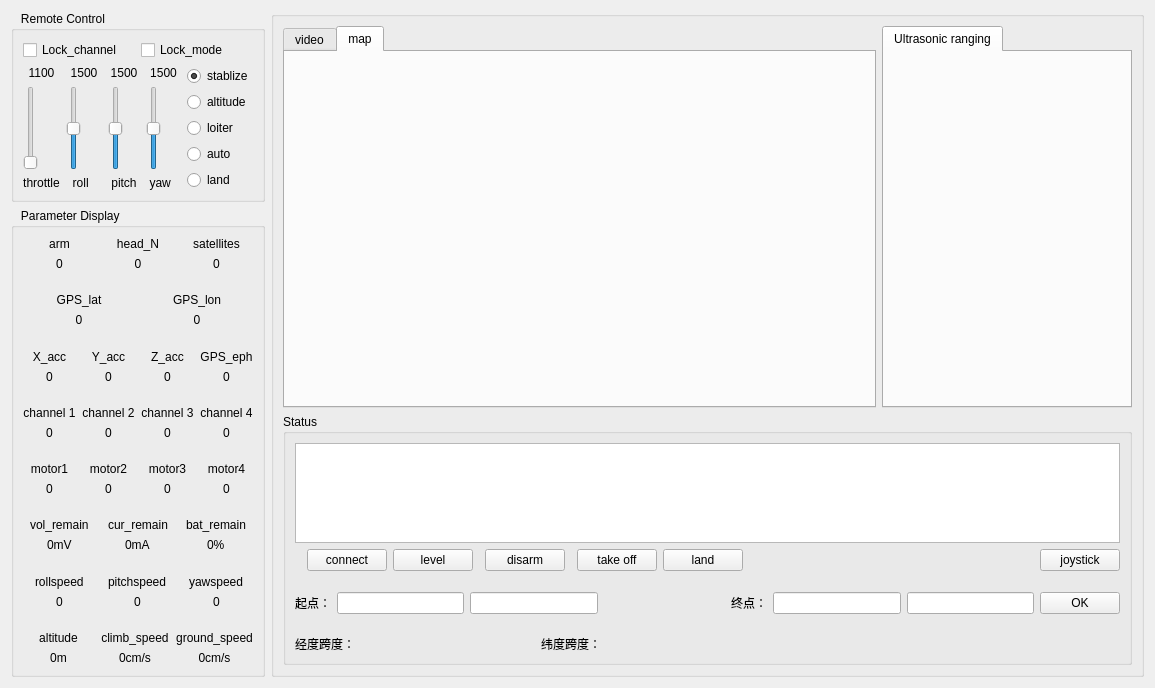
tangyuhao/Quadcopter, file GroundStation/main.ui: the form before one commit.
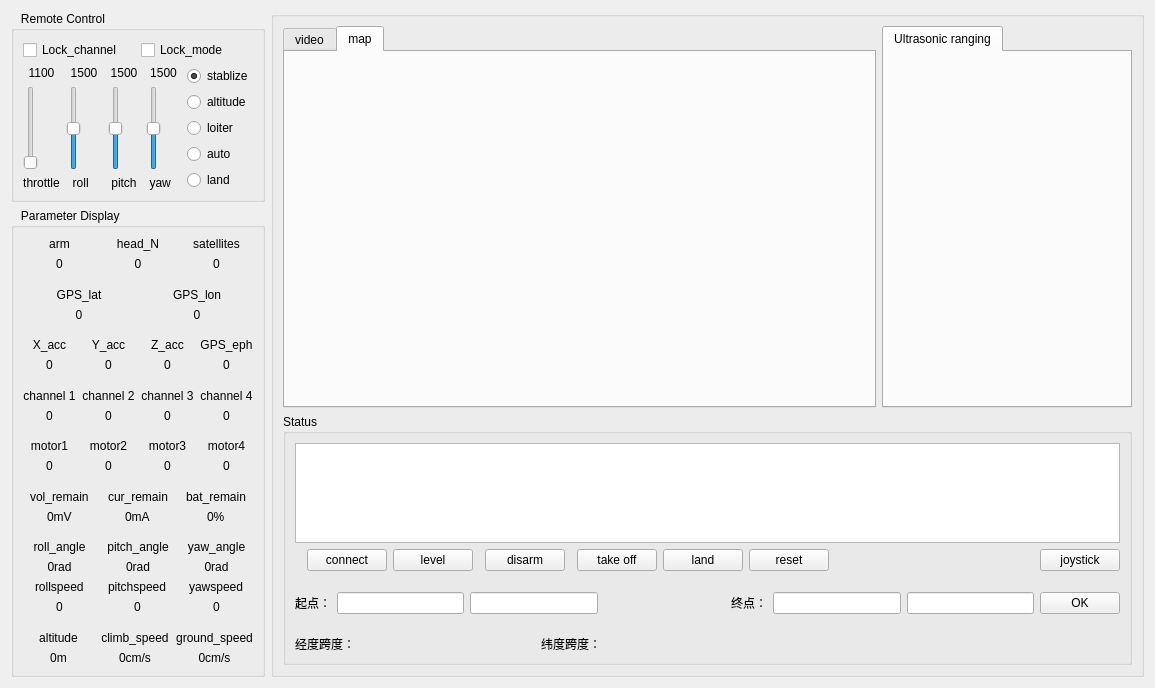
The form after the commit.

```diff
--- a/GroundStation/main.ui
+++ b/GroundStation/main.ui
@@ -334,65 +334,6 @@
         <string>   Parameter Display</string>
        </property>
        <layout class="QGridLayout" name="gridLayout_21">
-        <item row="2" column="0">
-         <spacer name="verticalSpacer">
-          <property name="orientation">
-           <enum>Qt::Vertical</enum>
-          </property>
-          <property name="sizeHint" stdset="0">
-           <size>
-            <width>20</width>
-            <height>40</height>
-           </size>
-          </property>
-         </spacer>
-        </item>
-        <item row="13" column="0">
-         <layout class="QGridLayout" name="gridLayout_20">
-          <item row="0" column="0" alignment="Qt::AlignHCenter">
-           <widget class="QLabel" name="label_57">
-            <property name="text">
-             <string>rollspeed</string>
-            </property>
-           </widget>
-          </item>
-          <item row="0" column="1" alignment="Qt::AlignHCenter">
-           <widget class="QLabel" name="label_58">
-            <property name="text">
-             <string>pitchspeed</string>
-            </property>
-           </widget>
-          </item>
-          <item row="0" column="2" alignment="Qt::AlignHCenter">
-           <widget class="QLabel" name="label_59">
-            <property name="text">
-             <string>yawspeed</string>
-            </property>
-           </widget>
-          </item>
-          <item row="1" column="0" alignment="Qt::AlignHCenter">
-           <widget class="QLabel" name="label_rollspeed">
-            <property name="text">
-             <string>0</string>
-            </property>
-           </widget>
-          </item>
-          <item row="1" column="1" alignment="Qt::AlignHCenter">
-           <widget class="QLabel" name="label_pitchspeed">
-            <property name="text">
-             <string>0</string>
-            </property>
-           </widget>
-          </item>
-          <item row="1" column="2" alignment="Qt::AlignHCenter">
-           <widget class="QLabel" name="label_yawspeed">
-            <property name="text">
-             <string>0</string>
-            </property>
-           </widget>
-          </item>
-         </layout>
-        </item>
         <item row="4" column="0">
          <spacer name="verticalSpacer_2">
           <property name="orientation">
@@ -406,8 +347,8 @@
           </property>
          </spacer>
         </item>
-        <item row="6" column="0">
-         <spacer name="verticalSpacer_3">
+        <item row="11" column="0">
+         <spacer name="verticalSpacer_5">
           <property name="orientation">
            <enum>Qt::Vertical</enum>
           </property>
@@ -419,7 +360,7 @@
           </property>
          </spacer>
         </item>
-        <item row="15" column="0">
+        <item row="21" column="0">
          <layout class="QGridLayout" name="gridLayout_7">
           <item row="0" column="0">
            <widget class="QLabel" name="label_24">
@@ -483,6 +424,272 @@
           </item>
          </layout>
         </item>
+        <item row="10" column="0">
+         <layout class="QGridLayout" name="gridLayout_9">
+          <item row="1" column="0">
+           <widget class="QLabel" name="label_motor1">
+            <property name="text">
+             <string>0</string>
+            </property>
+            <property name="alignment">
+             <set>Qt::AlignCenter</set>
+            </property>
+           </widget>
+          </item>
+          <item row="1" column="3">
+           <widget class="QLabel" name="label_motor4">
+            <property name="text">
+             <string>0</string>
+            </property>
+            <property name="alignment">
+             <set>Qt::AlignCenter</set>
+            </property>
+           </widget>
+          </item>
+          <item row="1" column="1">
+           <widget class="QLabel" name="label_motor2">
+            <property name="text">
+             <string>0</string>
+            </property>
+            <property name="alignment">
+             <set>Qt::AlignCenter</set>
+            </property>
+           </widget>
+          </item>
+          <item row="0" column="0">
+           <widget class="QLabel" name="label_27">
+            <property name="text">
+             <string>motor1</string>
+            </property>
+            <property name="alignment">
+             <set>Qt::AlignCenter</set>
+            </property>
+           </widget>
+          </item>
+          <item row="1" column="2">
+           <widget class="QLabel" name="label_motor3">
+            <property name="text">
+             <string>0</string>
+            </property>
+            <property name="alignment">
+             <set>Qt::AlignCenter</set>
+            </property>
+           </widget>
+          </item>
+          <item row="0" column="3">
+           <widget class="QLabel" name="label_30">
+            <property name="text">
+             <string>motor4</string>
+            </property>
+            <property name="alignment">
+             <set>Qt::AlignCenter</set>
+            </property>
+           </widget>
+          </item>
+          <item row="0" column="1">
+           <widget class="QLabel" name="label_28">
+            <property name="text">
+             <string>motor2</string>
+            </property>
+            <property name="alignment">
+             <set>Qt::AlignCenter</set>
+            </property>
+           </widget>
+          </item>
+          <item row="0" column="2">
+           <widget class="QLabel" name="label_29">
+            <property name="text">
+             <string>motor3</string>
+            </property>
+            <property name="alignment">
+             <set>Qt::AlignCenter</set>
+            </property>
+           </widget>
+          </item>
+         </layout>
+        </item>
+        <item row="9" column="0">
+         <spacer name="verticalSpacer_4">
+          <property name="orientation">
+           <enum>Qt::Vertical</enum>
+          </property>
+          <property name="sizeHint" stdset="0">
+           <size>
+            <width>20</width>
+            <height>40</height>
+           </size>
+          </property>
+         </spacer>
+        </item>
+        <item row="8" column="0">
+         <layout class="QGridLayout" name="gridLayout_4">
+          <item row="0" column="0">
+           <widget class="QLabel" name="label_12">
+            <property name="text">
+             <string>channel 1</string>
+            </property>
+            <property name="alignment">
+             <set>Qt::AlignCenter</set>
+            </property>
+           </widget>
+          </item>
+          <item row="0" column="1">
+           <widget class="QLabel" name="label_13">
+            <property name="text">
+             <string>channel 2</string>
+            </property>
+            <property name="alignment">
+             <set>Qt::AlignCenter</set>
+            </property>
+           </widget>
+          </item>
+          <item row="0" column="2">
+           <widget class="QLabel" name="label_14">
+            <property name="text">
+             <string>channel 3</string>
+            </property>
+            <property name="alignment">
+             <set>Qt::AlignCenter</set>
+            </property>
+           </widget>
+          </item>
+          <item row="0" column="3">
+           <widget class="QLabel" name="label_26">
+            <property name="text">
+             <string>channel 4</string>
+            </property>
+            <property name="alignment">
+             <set>Qt::AlignCenter</set>
+            </property>
+           </widget>
+          </item>
+          <item row="1" column="0">
+           <widget class="QLabel" name="label_channel1">
+            <property name="text">
+             <string>0</string>
+            </property>
+            <property name="alignment">
+             <set>Qt::AlignCenter</set>
+            </property>
+           </widget>
+          </item>
+          <item row="1" column="1">
+           <widget class="QLabel" name="label_channel2">
+            <property name="text">
+             <string>0</string>
+            </property>
+            <property name="alignment">
+             <set>Qt::AlignCenter</set>
+            </property>
+           </widget>
+          </item>
+          <item row="1" column="2">
+           <widget class="QLabel" name="label_channel3">
+            <property name="text">
+             <string>0</string>
+            </property>
+            <property name="alignment">
+             <set>Qt::AlignCenter</set>
+            </property>
+           </widget>
+          </item>
+          <item row="1" column="3">
+           <widget class="QLabel" name="label_channel4">
+            <property name="text">
+             <string>0</string>
+            </property>
+            <property name="alignment">
+             <set>Qt::AlignCenter</set>
+            </property>
+           </widget>
+          </item>
+         </layout>
+        </item>
+        <item row="2" column="0">
+         <spacer name="verticalSpacer">
+          <property name="orientation">
+           <enum>Qt::Vertical</enum>
+          </property>
+          <property name="sizeHint" stdset="0">
+           <size>
+            <width>20</width>
+            <height>40</height>
+           </size>
+          </property>
+         </spacer>
+        </item>
+        <item row="13" column="0">
+         <spacer name="verticalSpacer_6">
+          <property name="orientation">
+           <enum>Qt::Vertical</enum>
+          </property>
+          <property name="sizeHint" stdset="0">
+           <size>
+            <width>20</width>
+            <height>40</height>
+           </size>
+          </property>
+         </spacer>
+        </item>
+        <item row="20" column="0">
+         <spacer name="verticalSpacer_7">
+          <property name="orientation">
+           <enum>Qt::Vertical</enum>
+          </property>
+          <property name="sizeHint" stdset="0">
+           <size>
+            <width>20</width>
+            <height>40</height>
+           </size>
+          </property>
+         </spacer>
+        </item>
+        <item row="19" column="0">
+         <layout class="QGridLayout" name="gridLayout_20">
+          <item row="0" column="0" alignment="Qt::AlignHCenter">
+           <widget class="QLabel" name="label_57">
+            <property name="text">
+             <string>rollspeed</string>
+            </property>
+           </widget>
+          </item>
+          <item row="0" column="1" alignment="Qt::AlignHCenter">
+           <widget class="QLabel" name="label_58">
+            <property name="text">
+             <string>pitchspeed</string>
+            </property>
+           </widget>
+          </item>
+          <item row="0" column="2" alignment="Qt::AlignHCenter">
+           <widget class="QLabel" name="label_59">
+            <property name="text">
+             <string>yawspeed</string>
+            </property>
+           </widget>
+          </item>
+          <item row="1" column="0" alignment="Qt::AlignHCenter">
+           <widget class="QLabel" name="label_rollspeed">
+            <property name="text">
+             <string>0</string>
+            </property>
+           </widget>
+          </item>
+          <item row="1" column="1" alignment="Qt::AlignHCenter">
+           <widget class="QLabel" name="label_pitchspeed">
+            <property name="text">
+             <string>0</string>
+            </property>
+           </widget>
+          </item>
+          <item row="1" column="2" alignment="Qt::AlignHCenter">
+           <widget class="QLabel" name="label_yawspeed">
+            <property name="text">
+             <string>0</string>
+            </property>
+           </widget>
+          </item>
+         </layout>
+        </item>
         <item row="0" column="0">
          <layout class="QGridLayout" name="gridLayout_19">
           <item row="1" column="1">
@@ -547,8 +754,136 @@
           </item>
          </layout>
         </item>
-        <item row="10" column="0">
-         <spacer name="verticalSpacer_5">
+        <item row="12" column="0">
+         <layout class="QGridLayout" name="gridLayout_6">
+          <item row="0" column="0" alignment="Qt::AlignHCenter">
+           <widget class="QLabel" name="label_21">
+            <property name="text">
+             <string>vol_remain</string>
+            </property>
+           </widget>
+          </item>
+          <item row="0" column="1" alignment="Qt::AlignHCenter">
+           <widget class="QLabel" name="label_22">
+            <property name="text">
+             <string>cur_remain</string>
+            </property>
+           </widget>
+          </item>
+          <item row="0" column="2" alignment="Qt::AlignHCenter">
+           <widget class="QLabel" name="label_23">
+            <property name="text">
+             <string>bat_remain</string>
+            </property>
+           </widget>
+          </item>
+          <item row="1" column="0" alignment="Qt::AlignHCenter">
+           <widget class="QLabel" name="label_vol_remain">
+            <property name="text">
+             <string>0mV</string>
+            </property>
+           </widget>
+          </item>
+          <item row="1" column="1" alignment="Qt::AlignHCenter">
+           <widget class="QLabel" name="label_cur_remain">
+            <property name="text">
+             <string>0mA</string>
+            </property>
+           </widget>
+          </item>
+          <item row="1" column="2" alignment="Qt::AlignHCenter">
+           <widget class="QLabel" name="label_bat_remain">
+            <property name="text">
+             <string>0%</string>
+            </property>
+           </widget>
+          </item>
+         </layout>
+        </item>
+        <item row="14" column="0" rowspan="5">
+         <layout class="QGridLayout" name="gridLayout_11">
+          <item row="0" column="1">
+           <widget class="QLabel" name="label_3">
+            <property name="layoutDirection">
+             <enum>Qt::LeftToRight</enum>
+            </property>
+            <property name="text">
+             <string>pitch_angle</string>
+            </property>
+            <property name="alignment">
+             <set>Qt::AlignCenter</set>
+            </property>
+           </widget>
+          </item>
+          <item row="0" column="0">
+           <widget class="QLabel" name="label">
+            <property name="layoutDirection">
+             <enum>Qt::LeftToRight</enum>
+            </property>
+            <property name="text">
+             <string>roll_angle</string>
+            </property>
+            <property name="alignment">
+             <set>Qt::AlignCenter</set>
+            </property>
+           </widget>
+          </item>
+          <item row="1" column="0">
+           <widget class="QLabel" name="label_roll_angle">
+            <property name="layoutDirection">
+             <enum>Qt::LeftToRight</enum>
+            </property>
+            <property name="text">
+             <string>0rad</string>
+            </property>
+            <property name="alignment">
+             <set>Qt::AlignCenter</set>
+            </property>
+           </widget>
+          </item>
+          <item row="0" column="2">
+           <widget class="QLabel" name="label_4">
+            <property name="layoutDirection">
+             <enum>Qt::LeftToRight</enum>
+            </property>
+            <property name="text">
+             <string>yaw_angle</string>
+            </property>
+            <property name="alignment">
+             <set>Qt::AlignCenter</set>
+            </property>
+           </widget>
+          </item>
+          <item row="1" column="1">
+           <widget class="QLabel" name="label_pitch_angle">
+            <property name="layoutDirection">
+             <enum>Qt::LeftToRight</enum>
+            </property>
+            <property name="text">
+             <string>0rad</string>
+            </property>
+            <property name="alignment">
+             <set>Qt::AlignCenter</set>
+            </property>
+           </widget>
+          </item>
+          <item row="1" column="2">
+           <widget class="QLabel" name="label_yaw_angle">
+            <property name="layoutDirection">
+             <enum>Qt::LeftToRight</enum>
+            </property>
+            <property name="text">
+             <string>0rad</string>
+            </property>
+            <property name="alignment">
+             <set>Qt::AlignCenter</set>
+            </property>
+           </widget>
+          </item>
+         </layout>
+        </item>
+        <item row="7" column="0">
+         <spacer name="verticalSpacer_3">
           <property name="orientation">
            <enum>Qt::Vertical</enum>
           </property>
@@ -560,7 +895,7 @@
           </property>
          </spacer>
         </item>
-        <item row="5" column="0">
+        <item row="6" column="0">
          <layout class="QGridLayout" name="gridLayout_5">
           <item row="0" column="0">
            <widget class="QLabel" name="label_17">
@@ -644,90 +979,6 @@
           </item>
          </layout>
         </item>
-        <item row="7" column="0">
-         <layout class="QGridLayout" name="gridLayout_4">
-          <item row="0" column="0">
-           <widget class="QLabel" name="label_12">
-            <property name="text">
-             <string>channel 1</string>
-            </property>
-            <property name="alignment">
-             <set>Qt::AlignCenter</set>
-            </property>
-           </widget>
-          </item>
-          <item row="0" column="1">
-           <widget class="QLabel" name="label_13">
-            <property name="text">
-             <string>channel 2</string>
-            </property>
-            <property name="alignment">
-             <set>Qt::AlignCenter</set>
-            </property>
-           </widget>
-          </item>
-          <item row="0" column="2">
-           <widget class="QLabel" name="label_14">
-            <property name="text">
-             <string>channel 3</string>
-            </property>
-            <property name="alignment">
-             <set>Qt::AlignCenter</set>
-            </property>
-           </widget>
-          </item>
-          <item row="0" column="3">
-           <widget class="QLabel" name="label_26">
-            <property name="text">
-             <string>channel 4</string>
-            </property>
-            <property name="alignment">
-             <set>Qt::AlignCenter</set>
-            </property>
-           </widget>
-          </item>
-          <item row="1" column="0">
-           <widget class="QLabel" name="label_channel1">
-            <property name="text">
-             <string>0</string>
-            </property>
-            <property name="alignment">
-             <set>Qt::AlignCenter</set>
-            </property>
-           </widget>
-          </item>
-          <item row="1" column="1">
-           <widget class="QLabel" name="label_channel2">
-            <property name="text">
-             <string>0</string>
-            </property>
-            <property name="alignment">
-             <set>Qt::AlignCenter</set>
-            </property>
-           </widget>
-          </item>
-          <item row="1" column="2">
-           <widget class="QLabel" name="label_channel3">
-            <property name="text">
-             <string>0</string>
-            </property>
-            <property name="alignment">
-             <set>Qt::AlignCenter</set>
-            </property>
-           </widget>
-          </item>
-          <item row="1" column="3">
-           <widget class="QLabel" name="label_channel4">
-            <property name="text">
-             <string>0</string>
-            </property>
-            <property name="alignment">
-             <set>Qt::AlignCenter</set>
-            </property>
-           </widget>
-          </item>
-         </layout>
-        </item>
         <item row="3" column="0">
          <layout class="QGridLayout" name="gridLayout_3">
           <item row="1" column="1">
@@ -740,16 +991,6 @@
             </property>
            </widget>
           </item>
-          <item row="0" column="0">
-           <widget class="QLabel" name="label_11">
-            <property name="text">
-             <string>GPS_lat</string>
-            </property>
-            <property name="alignment">
-             <set>Qt::AlignCenter</set>
-            </property>
-           </widget>
-          </item>
           <item row="1" column="0">
            <widget class="QLabel" name="label_GPS_lat">
             <property name="text">
@@ -770,177 +1011,18 @@
             </property>
            </widget>
           </item>
-         </layout>
-        </item>
-        <item row="9" column="0">
-         <layout class="QGridLayout" name="gridLayout_9">
-          <item row="1" column="0">
-           <widget class="QLabel" name="label_motor1">
-            <property name="text">
-             <string>0</string>
-            </property>
-            <property name="alignment">
-             <set>Qt::AlignCenter</set>
-            </property>
-           </widget>
-          </item>
-          <item row="1" column="3">
-           <widget class="QLabel" name="label_motor4">
-            <property name="text">
-             <string>0</string>
-            </property>
-            <property name="alignment">
-             <set>Qt::AlignCenter</set>
-            </property>
-           </widget>
-          </item>
-          <item row="1" column="1">
-           <widget class="QLabel" name="label_motor2">
-            <property name="text">
-             <string>0</string>
-            </property>
-            <property name="alignment">
-             <set>Qt::AlignCenter</set>
-            </property>
-           </widget>
-          </item>
           <item row="0" column="0">
-           <widget class="QLabel" name="label_27">
+           <widget class="QLabel" name="label_11">
             <property name="text">
-             <string>motor1</string>
+             <string>GPS_lat</string>
             </property>
             <property name="alignment">
              <set>Qt::AlignCenter</set>
             </property>
            </widget>
           </item>
-          <item row="1" column="2">
-           <widget class="QLabel" name="label_motor3">
-            <property name="text">
-             <string>0</string>
-            </property>
-            <property name="alignment">
-             <set>Qt::AlignCenter</set>
-            </property>
-           </widget>
-          </item>
-          <item row="0" column="3">
-           <widget class="QLabel" name="label_30">
-            <property name="text">
-             <string>motor4</string>
-            </property>
-            <property name="alignment">
-             <set>Qt::AlignCenter</set>
-            </property>
-           </widget>
-          </item>
-          <item row="0" column="1">
-           <widget class="QLabel" name="label_28">
-            <property name="text">
-             <string>motor2</string>
-            </property>
-            <property name="alignment">
-             <set>Qt::AlignCenter</set>
-            </property>
-           </widget>
-          </item>
-          <item row="0" column="2">
-           <widget class="QLabel" name="label_29">
-            <property name="text">
-             <string>motor3</string>
-            </property>
-            <property name="alignment">
-             <set>Qt::AlignCenter</set>
-            </property>
-           </widget>
-          </item>
          </layout>
         </item>
-        <item row="11" column="0">
-         <layout class="QGridLayout" name="gridLayout_6">
-          <item row="0" column="0" alignment="Qt::AlignHCenter">
-           <widget class="QLabel" name="label_21">
-            <property name="text">
-             <string>vol_remain</string>
-            </property>
-           </widget>
-          </item>
-          <item row="0" column="1" alignment="Qt::AlignHCenter">
-           <widget class="QLabel" name="label_22">
-            <property name="text">
-             <string>cur_remain</string>
-            </property>
-           </widget>
-          </item>
-          <item row="0" column="2" alignment="Qt::AlignHCenter">
-           <widget class="QLabel" name="label_23">
-            <property name="text">
-             <string>bat_remain</string>
-            </property>
-           </widget>
-          </item>
-          <item row="1" column="0" alignment="Qt::AlignHCenter">
-           <widget class="QLabel" name="label_vol_remain">
-            <property name="text">
-             <string>0mV</string>
-            </property>
-           </widget>
-          </item>
-          <item row="1" column="1" alignment="Qt::AlignHCenter">
-           <widget class="QLabel" name="label_cur_remain">
-            <property name="text">
-             <string>0mA</string>
-            </property>
-           </widget>
-          </item>
-          <item row="1" column="2" alignment="Qt::AlignHCenter">
-           <widget class="QLabel" name="label_bat_remain">
-            <property name="text">
-             <string>0%</string>
-            </property>
-           </widget>
-          </item>
-         </layout>
-        </item>
-        <item row="8" column="0">
-         <spacer name="verticalSpacer_4">
-          <property name="orientation">
-           <enum>Qt::Vertical</enum>
-          </property>
-          <property name="sizeHint" stdset="0">
-           <size>
-            <width>20</width>
-            <height>40</height>
-           </size>
-          </property>
-         </spacer>
-        </item>
-        <item row="12" column="0">
-         <spacer name="verticalSpacer_6">
-          <property name="orientation">
-           <enum>Qt::Vertical</enum>
-          </property>
-          <property name="sizeHint" stdset="0">
-           <size>
-            <width>20</width>
-            <height>40</height>
-           </size>
-          </property>
-         </spacer>
-        </item>
-        <item row="14" column="0">
-         <spacer name="verticalSpacer_7">
-          <property name="orientation">
-           <enum>Qt::Vertical</enum>
-          </property>
-          <property name="sizeHint" stdset="0">
-           <size>
-            <width>20</width>
-            <height>40</height>
-           </size>
-          </property>
-         </spacer>
-        </item>
        </layout>
       </widget>
      </item>
@@ -1045,14 +1127,14 @@
             <set>Qt::AlignLeading|Qt::AlignLeft|Qt::AlignTop</set>
            </property>
            <layout class="QGridLayout" name="gridLayout_2">
-            <item row="1" column="10">
+            <item row="1" column="12">
              <widget class="QPushButton" name="pushButton_joystick">
               <property name="text">
                <string>joystick</string>
               </property>
              </widget>
             </item>
-            <item row="0" column="0" colspan="11">
+            <item row="0" column="0" colspan="13">
              <widget class="QTextBrowser" name="textBrowser">
               <property name="sizePolicy">
                <sizepolicy hsizetype="Expanding" vsizetype="Fixed">
@@ -1068,7 +1150,7 @@
               </property>
              </widget>
             </item>
-            <item row="2" column="0" colspan="11">
+            <item row="2" column="0" colspan="13">
              <layout class="QHBoxLayout" name="horizontalLayout_2">
               <item>
                <widget class="QLabel" name="label_15">
@@ -1163,7 +1245,7 @@
               </item>
              </layout>
             </item>
-            <item row="1" column="9">
+            <item row="1" column="11">
              <spacer name="horizontalSpacer">
               <property name="orientation">
                <enum>Qt::Horizontal</enum>
@@ -1211,6 +1293,13 @@
               </property>
              </widget>
             </item>
+            <item row="1" column="9">
+             <widget class="QPushButton" name="pushButton_reset">
+              <property name="text">
+               <string>reset</string>
+              </property>
+             </widget>
+            </item>
            </layout>
            <zorder>textBrowser</zorder>
            <zorder>pushButton_joystick</zorder>
@@ -1220,6 +1309,7 @@
            <zorder>pushButton_takeoff</zorder>
            <zorder>pushButton_disarm</zorder>
            <zorder>pushButton_land</zorder>
+           <zorder>pushButton_reset</zorder>
           </widget>
          </item>
         </layout>
```
